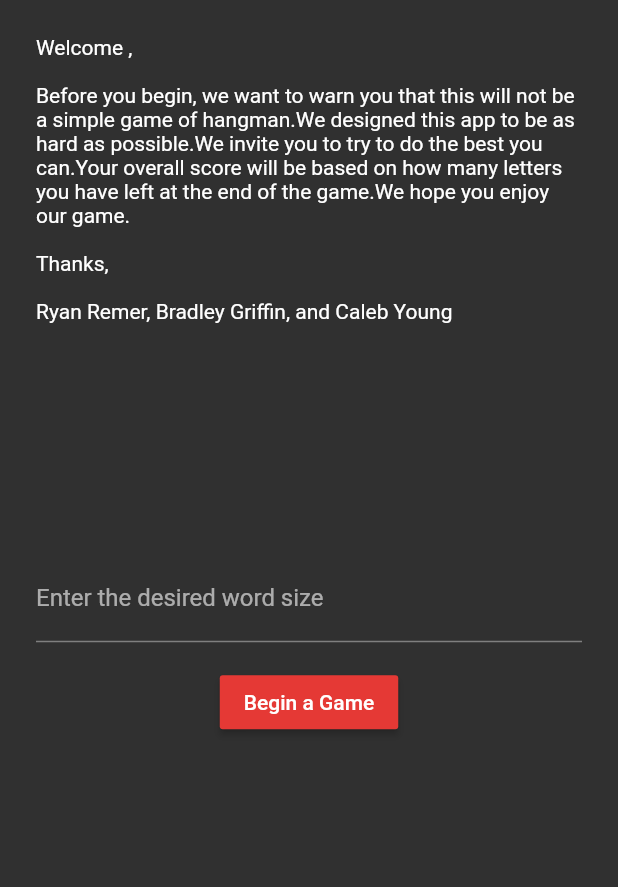
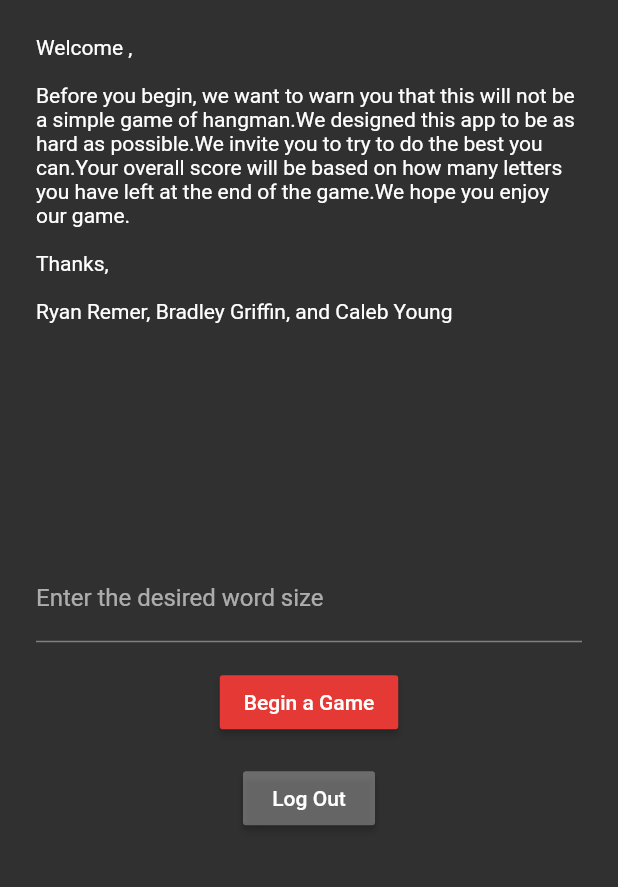
Before and after one commit to RyanRemer/evil_hangman, a Flutter app: the StartPage screen opened directly, on a phone screen of 412 x 824 dp, the part 152-1039 px from its top. Run offline on Flutter 3.47's test engine with Material 2 defaults, Android fonts, the phone set to English and light mode, and no system bars; our stand-ins replace cloud_firestore, firebase_auth, google_sign_in, rxdart; accounts and stored records are empty; project files that could hold a hidden picture were left out.

Commit message:
Add log out button.

```diff
--- a/lib/page/start_page.dart
+++ b/lib/page/start_page.dart
@@ -3,6 +3,7 @@ import 'package:evil_hangman/controller/word_controller.dart';
 import 'package:evil_hangman/page/guess_page.dart';
 import '../data/client_model.dart';
 import 'package:flutter/material.dart';
+import '../auth.dart';
 
 class StartPage extends StatefulWidget {
   @override
@@ -68,13 +69,24 @@ class StartPageState extends State<StartPage> {
           ),
         ),
         Center(
+          child: Container(
+            padding: EdgeInsets.all(8.0),
+            child: RaisedButton(
+              onPressed: () => beginGame(context),
+              child: const Text('Begin a Game'),
+            ),
+          )
+        ),
+        Center(
             child: Container(
               padding: EdgeInsets.all(8.0),
               child: RaisedButton(
-                onPressed: () => beginGame(context),
-                child: const Text('Begin a Game'),
+                color: Colors.white30,
+                onPressed: () => signOutAndRestart(context),
+                child: const Text('Log Out'),
               ),
-            ))
+            )
+        )
       ],
     );
   }
@@ -134,4 +146,9 @@ class StartPageState extends State<StartPage> {
 
   } // end of alert
 
+  void signOutAndRestart(BuildContext context) {
+    authService.signOut();
+    Navigator.of(context).pop();
+  }
+
 }
```
